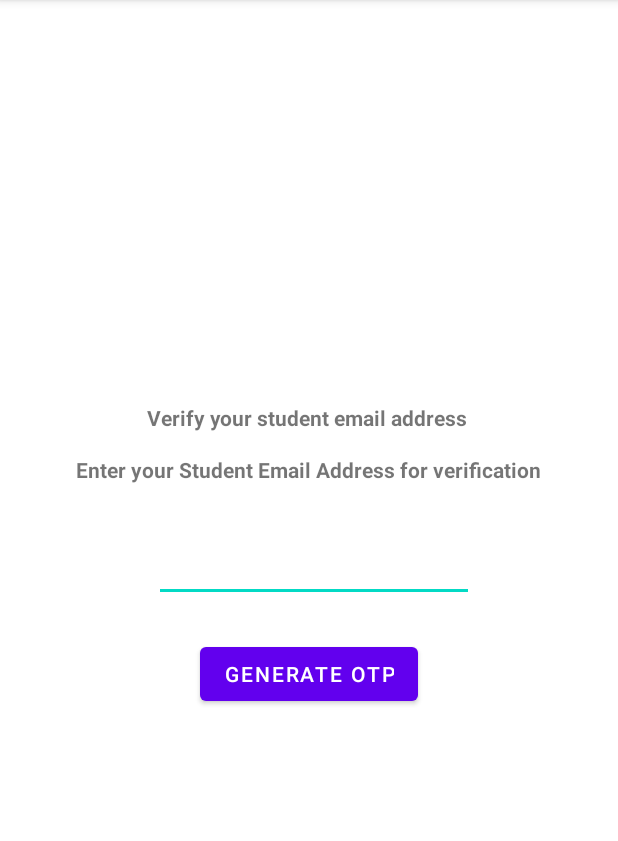
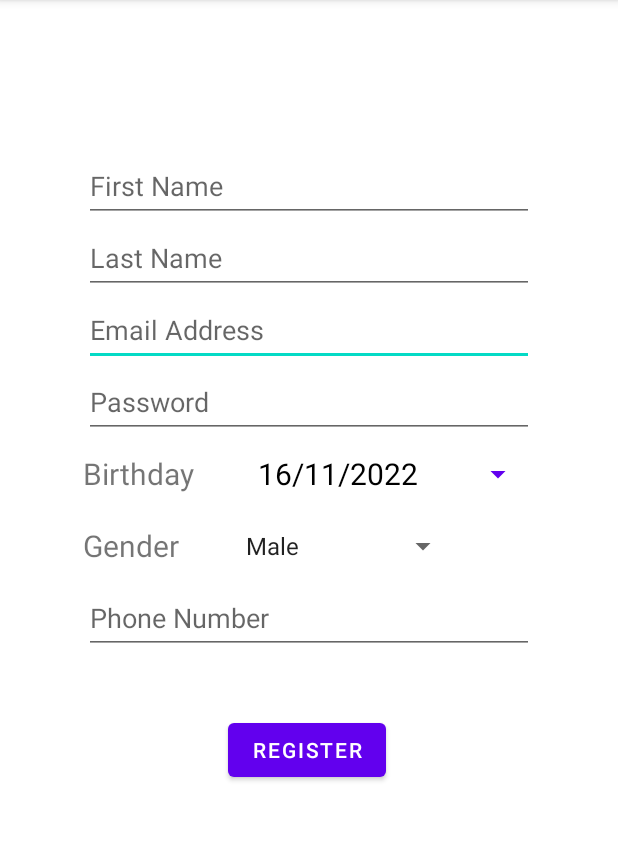
Before and after one commit to kentnexus/DCRoarApp, an Android app: the AuthenticationPage screen opened directly, with no data from a screen before it, on a phone screen of 412 x 824 dp, the part 84-925 px from its top. Run offline under Robolectric (Android 15) with nearby library versions, the phone set to English and light mode, and no system bars; our stand-ins replace Firebase (no records; nobody signed in at launch, a user with empty details on screens opened directly); Roboto replaces fonts that are not available here.

Commit message:
Firebase Email Authentication is done

```diff
--- /dev/null
+++ b/app/src/main/java/com/paszlelab/dcroarapp/Activity/AuthenticationPage.java
@@ -0,0 +1,178 @@
+package com.paszlelab.dcroarapp.Activity;
+
+import androidx.annotation.NonNull;
+import androidx.appcompat.app.AppCompatActivity;
+import androidx.fragment.app.DialogFragment;
+
+import android.app.DatePickerDialog;
+import android.content.Context;
+import android.content.Intent;
+import android.os.Bundle;
+import android.os.Handler;
+import android.text.TextUtils;
+import android.util.Log;
+import android.view.View;
+import android.widget.*;
+
+import com.google.android.gms.tasks.OnCompleteListener;
+import com.google.android.gms.tasks.Task;
+import com.google.firebase.auth.AuthResult;
+import com.google.firebase.auth.FirebaseAuth;
+import com.paszlelab.dcroarapp.Fragments.DatePickerFragment;
+import com.paszlelab.dcroarapp.R;
+
+import java.text.ParseException;
+import java.text.SimpleDateFormat;
+import java.time.LocalDate;
+import java.time.format.DateTimeFormatter;
+import java.util.Calendar;
+import java.util.Date;
+import java.util.regex.Pattern;
+
+public class AuthenticationPage extends AppCompatActivity implements  DatePickerDialog.OnDateSetListener{
+
+    private EditText etFName;
+    private EditText etLName;
+    private EditText etEmail;
+    private EditText etPW;
+    private Date bday;
+    private Spinner sGender;
+    private EditText etPhone;
+    private Button btnRegister, btnPickDate;
+    private FirebaseAuth firebaseAuth;
+
+    @Override
+    protected void onCreate(Bundle savedInstanceState) {
+        super.onCreate(savedInstanceState);
+        setContentView(R.layout.activity_authentication);
+
+        btnPickDate = findViewById(R.id.btnDatePicker);
+        btnPickDate.setText(getTodaysDate());
+
+        btnPickDate.setOnClickListener(new View.OnClickListener() {
+
+            @Override
+            public void onClick(View view) {
+                DialogFragment datePicker = new DatePickerFragment();
+                datePicker.show(getSupportFragmentManager(),"");
+            }
+        });
+
+        etFName = findViewById(R.id.editFName);
+        etLName = findViewById(R.id.editLName);
+        etEmail = findViewById(R.id.editEmailAddress);
+        etPW = findViewById(R.id.editPassword);
+        try {
+            bday = new SimpleDateFormat("dd/MM/yyyy").parse(btnPickDate.getText().toString());
+        } catch (ParseException e) {
+            e.printStackTrace();
+        }
+        sGender = findViewById(R.id.spinGender);
+        etPhone = findViewById(R.id.editTextPhone);
+        btnRegister = findViewById(R.id.btnRegister);
+        firebaseAuth = FirebaseAuth.getInstance();
+
+        btnRegister.setOnClickListener(new View.OnClickListener(){
+
+            @Override
+            public void onClick(View view) {
+                if(validEmail(AuthenticationPage.this)==true && !TextUtils.isEmpty(etPW.getText())){
+                    requiredFields(etFName, etLName, bday, sGender, etPhone);
+                    firebaseAuth.createUserWithEmailAndPassword(etEmail.getText().toString(),
+                            etPW.getText().toString())
+                            .addOnCompleteListener(new OnCompleteListener<AuthResult>() {
+                                @Override
+                                public void onComplete(@NonNull Task<AuthResult> task) {
+                                    if(task.isSuccessful()){
+                                        firebaseAuth.getCurrentUser().sendEmailVerification()
+                                                .addOnCompleteListener(new OnCompleteListener<Void>() {
+                                                    @Override
+                                                    public void onComplete(@NonNull Task<Void> task) {
+                                                        if(task.isSuccessful()){
+                                                            Toast.makeText(AuthenticationPage.this, "Registered successfully. Please check your email's spam/junk folder for the verification link.", Toast.LENGTH_LONG).show();
+                                                            etEmail.setText("");
+                                                            etPW.setText("");
+
+                                                            Handler handler = new Handler();
+                                                            handler.postDelayed(new Runnable() {
+                                                                @Override
+                                                                public void run() {
+                                                                    AuthenticationPage.this.finish();
+                                                                }
+                                                            }, 5000);
+                                                        }else {
+                                                            Toast.makeText(AuthenticationPage.this, task.getException().getMessage(), Toast.LENGTH_LONG).show();
+                                                        }
+                                                    }
+                                                });
+                                    } else{
+                                        Toast.makeText(AuthenticationPage.this, task.getException().getMessage(), Toast.LENGTH_LONG).show();
+                                    }
+
+                                }
+                            });
+                }
+                else{
+                    if(TextUtils.isEmpty(etPW.getText())){
+                        etPW.setError( "Password is required!" );}
+                    else {
+                        Toast.makeText(AuthenticationPage.this, "Please register with Douglas College student email address", Toast.LENGTH_LONG).show();
+                    }
+                }
+            }
+        });
+
+    }
+
+    @Override
+    public void onDateSet(DatePicker view, int year, int month, int day){
+        Calendar c = Calendar.getInstance();
+        c.set(Calendar.YEAR, year);
+        c.set(Calendar.MONTH, month);
+        c.set(Calendar.DAY_OF_MONTH, day);
+
+        SimpleDateFormat simpleDateFormat = new SimpleDateFormat("dd/MM/yyyy");
+        String currentDateString = simpleDateFormat.format(c.getTime());
+
+        btnPickDate.setText(currentDateString);
+    }
+
+    public String getTodaysDate(){
+        Calendar c = Calendar.getInstance();
+        SimpleDateFormat simpleDateFormat = new SimpleDateFormat("dd/MM/yyyy");
+
+        String currentDateString = simpleDateFormat.format(c.getTime());
+
+        return currentDateString;
+    }
+
+    public boolean validEmail(Context context){
+
+        etEmail = findViewById(R.id.editEmailAddress);
+
+        String email = etEmail.getText().toString();
+        String pattern = ".*@student.douglascollege.ca";
+        boolean match = Pattern.matches(pattern, email);
+
+        return match;
+    }
+
+    public void requiredFields(EditText fname, EditText lname, Date bday, Spinner gender, EditText phone){
+        if(TextUtils.isEmpty(fname.getText())){
+//            Toast.makeText(AuthenticationPage.this, "First Name is required.", Toast.LENGTH_LONG).show();
+            fname.setError( "First name is required!" );
+        } else if(TextUtils.isEmpty(lname.getText())){
+            lname.setError( "Last name is required!" );
+//        } else if(TextUtils.isEmpty(Date.getText())){
+//
+//        } else if(TextUtils.isEmpty(Spinner.getText())){
+
+        } else if(TextUtils.isEmpty(phone.getText())){
+            phone.setError( "Phone Number is required!" );
+        }
+        else{
+            Intent i = new Intent(getApplicationContext(), AuthenticationPage.class);
+            startActivity(i);
+        }
+    }
+}
--- a/app/src/main/java/com/paszlelab/dcroarapp/AuthenticationPage2.java
+++ b/app/src/main/java/com/paszlelab/dcroarapp/Activity/AuthenticationPage2.java
@@ -1,8 +1,10 @@
-package com.paszlelab.dcroarapp;
+package com.paszlelab.dcroarapp.Activity;
 
 import androidx.appcompat.app.AppCompatActivity;
 
 import android.os.Bundle;
+
+import com.paszlelab.dcroarapp.R;
 
 public class AuthenticationPage2 extends AppCompatActivity {
 
--- a/app/src/main/java/com/paszlelab/dcroarapp/AuthenticationPage.java
+++ /dev/null
@@ -1,66 +0,0 @@
-package com.paszlelab.dcroarapp;
-
-import androidx.appcompat.app.AppCompatActivity;
-
-import android.content.Context;
-import android.content.Intent;
-import android.os.Bundle;
-import android.os.Handler;
-import android.view.View;
-import android.widget.*;
-
-import com.google.firebase.auth.FirebaseAuth;
-
-import java.util.regex.Pattern;
-
-public class AuthenticationPage extends AppCompatActivity {
-
-    private EditText etValidEmail;
-    private Button btnGenerate;
-    private FirebaseAuth firebaseAuth;
-
-    @Override
-    protected void onCreate(Bundle savedInstanceState) {
-        super.onCreate(savedInstanceState);
-        setContentView(R.layout.activity_authentication);
-
-        btnGenerate = findViewById(R.id.btnGenerate);
-
-        btnGenerate.setOnClickListener(new View.OnClickListener() {
-            @Override
-            public void onClick(View view) {
-                boolean match = validEmail(AuthenticationPage.this);
-
-
-                if(match == true){
-                    firebaseAuth = FirebaseAuth.getInstance();
-                    new Handler().postDelayed(new Runnable() {
-                        @Override
-                        public void run() {
-                            if(firebaseAuth.getCurrentUser() != null){
-                                Intent intent = new Intent(AuthenticationPage.this, Dashboard.class);
-                                startActivity(intent);
-                                finish();
-                            } else {
-                                Intent intent = new Intent(AuthenticationPage.this, InitialPage.class);
-                                startActivity(intent);
-                                finish();
-                            }
-                        }
-                    }, 4000);
-                }
-            }
-        });
-    }
-
-    public boolean validEmail(Context context){
-
-        etValidEmail = findViewById(R.id.editEmailAddress);
-
-        String email = etValidEmail.getText().toString();
-        String pattern = ".*@student.douglascollege.ca";
-        boolean match = Pattern.matches(pattern, email);
-
-        return match;
-    }
-}
--- a/app/src/main/java/com/paszlelab/dcroarapp/Dashboard.java
+++ /dev/null
@@ -1,4 +0,0 @@
-package com.paszlelab.dcroarapp;
-
-public class Dashboard {
-}
--- a/app/src/main/res/layout/activity_authentication.xml
+++ b/app/src/main/res/layout/activity_authentication.xml
@@ -4,69 +4,138 @@
     xmlns:tools="http://schemas.android.com/tools"
     android:layout_width="match_parent"
     android:layout_height="match_parent"
-    tools:context=".AuthenticationPage">
+    tools:context=".Activity.AuthenticationPage">
 
-    <Button
-        android:id="@+id/btnGenerate"
-        android:layout_width="wrap_content"
-        android:layout_height="wrap_content"
-        android:layout_marginStart="132dp"
-        android:layout_marginTop="6dp"
-        android:layout_marginEnd="132dp"
-        android:layout_marginBottom="293dp"
-        android:text="Generate OTP"
-        app:layout_constraintBottom_toBottomOf="parent"
+    <EditText
+        android:id="@+id/editEmailAddress"
+        android:layout_width="300dp"
+        android:layout_height="48dp"
+        android:layout_marginStart="55dp"
+        android:layout_marginEnd="56dp"
+        android:ems="10"
+        android:hint="Email Address"
+        android:inputType="textEmailAddress"
+        android:minHeight="48dp"
+        app:layout_constraintBottom_toTopOf="@+id/editPassword"
         app:layout_constraintEnd_toEndOf="parent"
         app:layout_constraintStart_toStartOf="parent"
+        app:layout_constraintTop_toBottomOf="@+id/editLName" />
+
+    <EditText
+        android:id="@+id/editLName"
+        android:layout_width="300dp"
+        android:layout_height="48dp"
+        android:layout_marginStart="55dp"
+        android:layout_marginEnd="56dp"
+        android:ems="10"
+        android:hint="Last Name"
+        android:inputType="textPersonName"
+        app:layout_constraintBottom_toTopOf="@+id/editEmailAddress"
+        app:layout_constraintEnd_toEndOf="parent"
+        app:layout_constraintStart_toStartOf="parent"
+        app:layout_constraintTop_toBottomOf="@+id/editFName" />
+
+    <EditText
+        android:id="@+id/editFName"
+        android:layout_width="300dp"
+        android:layout_height="48dp"
+        android:layout_marginStart="55dp"
+        android:layout_marginTop="100dp"
+        android:layout_marginEnd="56dp"
+        android:ems="10"
+        android:hint="First Name"
+        android:inputType="textPersonName"
+        app:layout_constraintBottom_toTopOf="@+id/editLName"
+        app:layout_constraintEnd_toEndOf="parent"
+        app:layout_constraintStart_toStartOf="parent"
+        app:layout_constraintTop_toTopOf="parent" />
+
+    <EditText
+        android:id="@+id/editPassword"
+        android:layout_width="300dp"
+        android:layout_height="48dp"
+        android:layout_marginEnd="56dp"
+        android:ems="10"
+        android:hint="Password"
+        android:inputType="textPassword"
+        app:layout_constraintEnd_toEndOf="parent"
         app:layout_constraintTop_toBottomOf="@+id/editEmailAddress" />
 
     <TextView
-        android:id="@+id/textView7"
+        android:id="@+id/txtBDay"
+        android:layout_width="80dp"
+        android:layout_height="48dp"
+        android:layout_marginStart="55dp"
+        android:gravity="center_vertical"
+        android:text="Birthday"
+        android:textSize="20sp"
+        app:layout_constraintBottom_toTopOf="@+id/spinGender"
+        app:layout_constraintStart_toStartOf="parent"
+        app:layout_constraintTop_toBottomOf="@+id/editPassword" />
+
+    <Button
+        android:id="@+id/btnDatePicker"
+        style="?android:spinnerStyle"
+        android:layout_width="200dp"
+        android:layout_height="48dp"
+        android:layout_marginStart="20dp"
+        android:layout_marginEnd="56dp"
+        android:onClick="openDatePicker"
+        android:textColor="@color/black"
+        android:textSize="20sp"
+        app:layout_constraintBottom_toTopOf="@+id/spinGender"
+        app:layout_constraintEnd_toEndOf="parent"
+        app:layout_constraintHorizontal_bias="0.0"
+        app:layout_constraintTop_toBottomOf="@+id/editPassword"
+        app:layout_constraintVertical_bias="0.0"
+        tools:ignore="SpeakableTextPresentCheck,SpeakableTextPresentCheck" />
+
+
+    <TextView
+        android:id="@+id/txtGender"
+        android:layout_width="80dp"
+        android:layout_height="48dp"
+        android:layout_marginStart="55dp"
+        android:gravity="center_vertical"
+        android:text="Gender"
+        android:textSize="20sp"
+        app:layout_constraintStart_toStartOf="parent"
+        app:layout_constraintTop_toBottomOf="@+id/txtBDay" />
+
+    <Spinner
+        android:id="@+id/spinGender"
+        android:layout_width="150dp"
+        android:layout_height="48dp"
+        android:layout_marginEnd="106dp"
+        android:entries="@array/gender"
+        android:textSize="20sp"
+        app:layout_constraintBottom_toTopOf="@+id/editTextPhone"
+        app:layout_constraintEnd_toEndOf="parent"
+        app:layout_constraintTop_toBottomOf="@+id/btnDatePicker" />
+
+    <EditText
+        android:id="@+id/editTextPhone"
+        android:layout_width="300dp"
+        android:layout_height="48dp"
+        android:layout_marginStart="55dp"
+        android:layout_marginEnd="56dp"
+        android:ems="10"
+        android:hint="Phone Number"
+        android:inputType="phone"
+        android:maxLength="10"
+        app:layout_constraintEnd_toEndOf="parent"
+        app:layout_constraintHorizontal_bias="1.0"
+        app:layout_constraintStart_toStartOf="parent"
+        app:layout_constraintTop_toBottomOf="@+id/spinGender" />
+
+    <Button
+        android:id="@+id/btnRegister"
         android:layout_width="wrap_content"
         android:layout_height="wrap_content"
-        android:layout_marginStart="98dp"
-        android:layout_marginTop="267dp"
-        android:layout_marginEnd="98dp"
-        android:layout_marginBottom="7dp"
-        android:text="Verify your student email address"
-        android:textStyle="bold"
-        app:layout_constraintBottom_toTopOf="@+id/textView6"
-        app:layout_constraintEnd_toEndOf="parent"
-        app:layout_constraintHorizontal_bias="0.0"
+        android:layout_marginStart="152dp"
+        android:layout_marginTop="40dp"
+        android:text="Register"
         app:layout_constraintStart_toStartOf="parent"
-        app:layout_constraintTop_toTopOf="parent"
-        app:layout_constraintVertical_bias="0.0" />
-
-    <TextView
-        android:id="@+id/textView6"
-        android:layout_width="wrap_content"
-        android:layout_height="wrap_content"
-        android:layout_marginStart="49dp"
-        android:layout_marginTop="7dp"
-        android:layout_marginEnd="50dp"
-        android:layout_marginBottom="16dp"
-        android:text="Enter your Student Email Address for verification"
-        android:textStyle="bold"
-        app:layout_constraintBottom_toTopOf="@+id/editEmailAddress"
-        app:layout_constraintEnd_toEndOf="parent"
-        app:layout_constraintStart_toStartOf="parent"
-        app:layout_constraintTop_toBottomOf="@+id/textView7" />
-
-    <EditText
-        android:id="@+id/editEmailAddress"
-        android:layout_width="wrap_content"
-        android:layout_height="wrap_content"
-        android:layout_marginStart="104dp"
-        android:layout_marginTop="13dp"
-        android:layout_marginEnd="98dp"
-        android:layout_marginBottom="17dp"
-        android:ems="10"
-        android:inputType="textEmailAddress"
-        android:minHeight="48dp"
-        app:layout_constraintBottom_toTopOf="@+id/btnGenerate"
-        app:layout_constraintEnd_toEndOf="parent"
-        app:layout_constraintStart_toStartOf="parent"
-        app:layout_constraintTop_toBottomOf="@+id/textView6"
-        tools:ignore="SpeakableTextPresentCheck" />
+        app:layout_constraintTop_toBottomOf="@+id/editTextPhone" />
 
 </androidx.constraintlayout.widget.ConstraintLayout>
--- a/app/src/main/res/layout/activity_authentication_2.xml
+++ b/app/src/main/res/layout/activity_authentication_2.xml
@@ -4,7 +4,7 @@
     xmlns:tools="http://schemas.android.com/tools"
     android:layout_width="match_parent"
     android:layout_height="match_parent"
-    tools:context=".AuthenticationPage2">
+    tools:context=".Activity.AuthenticationPage2">
 
     <TextView
         android:id="@+id/textView4"
--- a/app/src/main/res/layout/activity_initial.xml
+++ b/app/src/main/res/layout/activity_initial.xml
@@ -5,7 +5,7 @@
     android:layout_width="match_parent"
     android:layout_height="match_parent"
     android:orientation="vertical"
-    tools:context=".InitialPage">
+    tools:context=".Activity.InitialPage">
 
     <ImageView
         android:id="@+id/imageView2"
--- a/app/src/main/res/layout/activity_onboarding.xml
+++ b/app/src/main/res/layout/activity_onboarding.xml
@@ -5,7 +5,7 @@
     android:layout_width="match_parent"
     android:layout_height="match_parent"
     android:orientation="vertical"
-    tools:context=".OnboardingPage">
+    tools:context=".Activity.OnboardingPage">
 
     <ImageView
         android:id="@+id/imageView2"
--- a/app/src/main/res/values/colors.xml
+++ b/app/src/main/res/values/colors.xml
@@ -7,4 +7,7 @@
     <color name="teal_700">#FF018786</color>
     <color name="black">#FF000000</color>
     <color name="white">#FFFFFFFF</color>
+    <color name="colorPrimary">#673AB7</color>
+    <color name="colorPrimaryDark">#512DA8</color>
+    <color name="colorAccent">#03A9F4</color>
 </resources>
--- a/app/src/main/res/values/strings.xml
+++ b/app/src/main/res/values/strings.xml
@@ -3,4 +3,9 @@
     <string name="apptitle">DC Roar</string>
     <string name="welcome">Connect better with other students in the campus.</string>
     <string name="login">Let\'s get you started.</string>
+    <string-array name="gender">
+        <item>Male</item>
+        <item>Female</item>
+        <item>Non-binary</item>
+    </string-array>
 </resources>
```
Also changed, not shown: app/src/main/AndroidManifest.xml (+8 -4 lines), app/src/main/java/com/paszlelab/dcroarapp/Activity/InitialPage.java (renamed from app/src/main/java/com/paszlelab/dcroarapp/OnboardingPage.java, +7 -5 lines), app/src/main/java/com/paszlelab/dcroarapp/Activity/OnboardingPage.java (added, +39 -0 lines), app/src/main/java/com/paszlelab/dcroarapp/Fragments/DatePickerFragment.java (added, +27 -0 lines), app/src/main/java/com/paszlelab/dcroarapp/InitialPage.java (deleted, +0 -21 lines), app/src/main/java/com/paszlelab/dcroarapp/Models/Student.java (added, +60 -0 lines).
